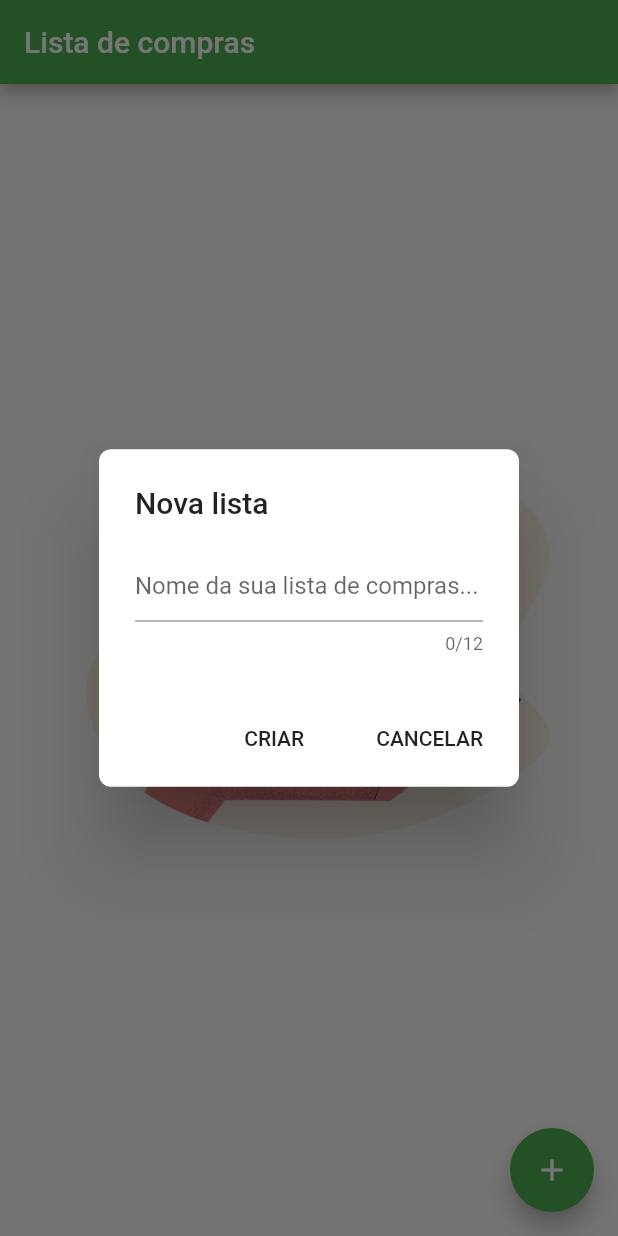
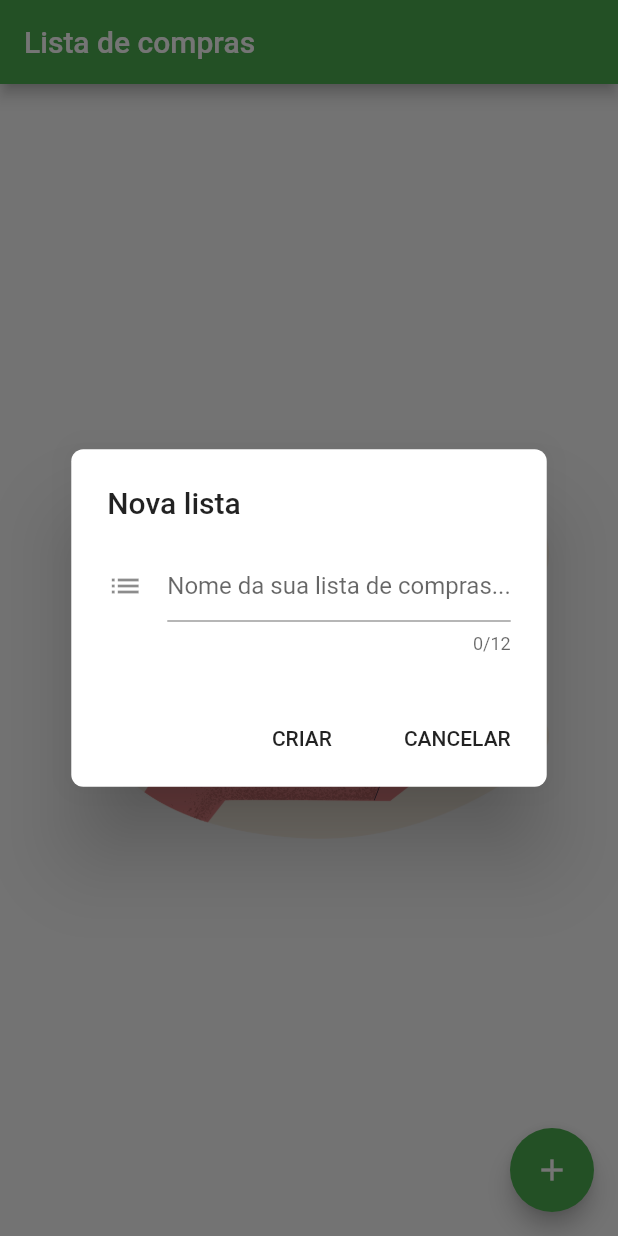
Before and after one commit to Alifyz/mercado-app, a Flutter app: the screen it shows after launch, after a tap on the "add" icon, on a phone screen of 412 x 824 dp. Run offline on Flutter 3.47's test engine with Material 2 defaults, Android fonts, the phone set to English and light mode, and no system bars; our stand-ins replace sqflite; accounts and stored records are empty.

Commit message:
add: app icons

```diff
--- a/lib/pages/home/widget/shooping_list_dialog.dart
+++ b/lib/pages/home/widget/shooping_list_dialog.dart
@@ -64,7 +64,10 @@ class DialogContentWidget extends StatelessWidget {
         key: formKey,
         maxLength: 12,
         controller: textController,
-        decoration: InputDecoration(hintText: inputDescription),
+        decoration: InputDecoration(
+          hintText: inputDescription,
+          icon: Icon(Icons.list),
+        ),
       ),
     );
   }
--- a/pubspec.yaml
+++ b/pubspec.yaml
@@ -29,6 +29,11 @@ dependencies:
 dev_dependencies:
   flutter_test:
     sdk: flutter
+  flutter_launcher_icons: "^0.7.3"
+flutter_icons:
+  android: "launcher_icon"
+  ios: true
+  image_path: "img/empty.png"
 
 
 # For information on the generic Dart part of this file, see the
```
Also changed, not shown: pubspec.lock, 27 other files.
